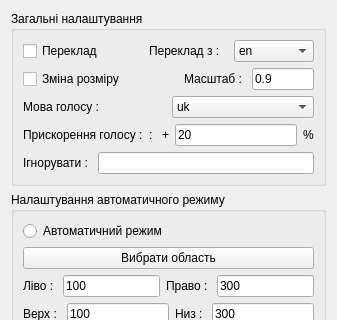
First picture: the form in design.ui, repository Santabot123/ozvuchator, before the edit; both pictures show x 0 to 337 and y 0 to 320 of the 337 by 524 pixel window.
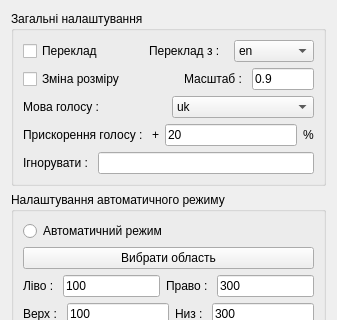
Second picture: the form after the edit.

Diff of the .ui file:
```diff
--- a/design.ui
+++ b/design.ui
@@ -574,7 +574,7 @@
            <string>&lt;html&gt;&lt;head/&gt;&lt;body&gt;&lt;p&gt;Цей параметр визначає, наскільки буде прискорено мовлення.&lt;/p&gt;&lt;/body&gt;&lt;/html&gt;</string>
           </property>
           <property name="text">
-           <string>Прискорення голосу :  : </string>
+           <string>Прискорення голосу : </string>
           </property>
          </widget>
         </item>
```
